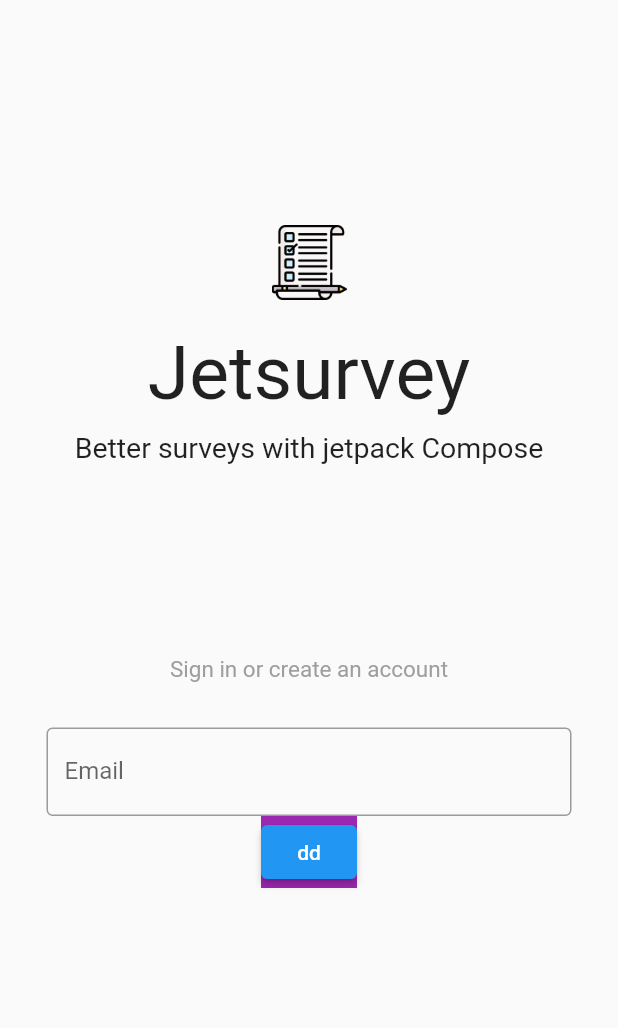
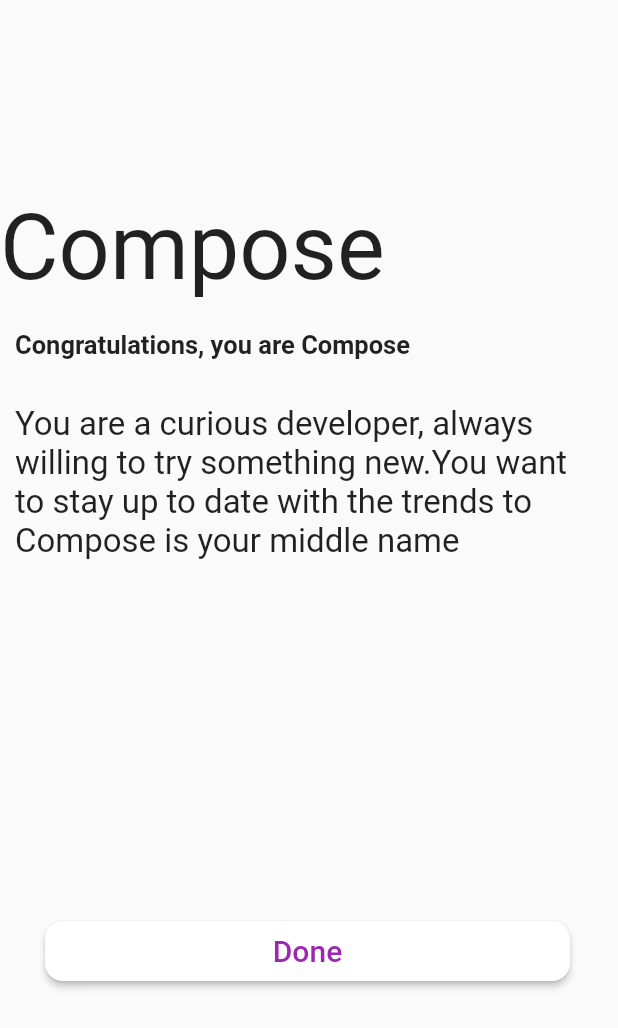
Before and after one commit to ParkJunSoung/flutter_jetsurvey, a Flutter app: the screen it shows after launch, on a phone screen of 412 x 824 dp. Shown: the top 1028 px of the screen. Run offline on Flutter 3.47's test engine with Material 2 defaults, Android fonts, the phone set to English and light mode, and no system bars.

Commit message:
composepage

```diff
--- a/lib/main.dart
+++ b/lib/main.dart
@@ -1,4 +1,5 @@
 import 'package:flutter/material.dart';
+import 'package:flutter_jetsurvey/ui/compose_page.dart';
 import 'package:flutter_jetsurvey/ui/home.dart';
 
 void main() {
@@ -23,7 +24,7 @@ class MyApp extends StatelessWidget {
         // is not restarted.
         primarySwatch: Colors.blue,
       ),
-      home: Home(),
+      home: ComeposePage(),
     );
   }
 }
--- /dev/null
+++ b/lib/ui/compose_page.dart
@@ -0,0 +1,63 @@
+import 'package:flutter/material.dart';
+import 'package:flutter_jetsurvey/ui/home.dart';
+
+class ComeposePage extends StatelessWidget {
+  const ComeposePage({Key key}) : super(key: key);
+
+  @override
+  Widget build(BuildContext context) {
+    return Scaffold(
+      body: Column(
+        crossAxisAlignment: CrossAxisAlignment.start,
+        children: [
+          Padding(
+            padding: const EdgeInsets.only(top: 130),
+            child: Text(
+              "Compose",
+              style: TextStyle(fontSize: 60),
+            ),
+          ),
+          Padding(
+            padding: const EdgeInsets.only(top: 20, left: 10),
+            child: Text(
+              "Congratulations, you are Compose",
+              style: TextStyle(fontSize: 17, fontWeight: FontWeight.bold),
+            ),
+          ),
+          Padding(
+            padding: const EdgeInsets.only(top: 30, left: 10),
+            child: Text(
+              'You are a curious developer, always \nwilling to try something new.You want \nto stay up to date with the trends to \nCompose is your middle name',
+              style: TextStyle(fontSize: 22),
+            ),
+          ),
+          Padding(
+            padding: const EdgeInsets.only(top: 240.0, left: 30),
+            child: SizedBox(
+              width: 350.0,
+              height: 40.0,
+              child: ElevatedButton(
+                style: ElevatedButton.styleFrom(
+                  primary: Colors.white.withOpacity(1.0),
+                  shape: RoundedRectangleBorder(
+                    borderRadius: BorderRadius.circular(12), // <-- Radius
+                  ),
+                ),
+                onPressed: () {
+                  Navigator.push(
+                    context,
+                    MaterialPageRoute(builder: (context) => Home()),
+                  );
+                },
+                child: Text(
+                  "Done",
+                  style: TextStyle(color: Colors.purple, fontSize: 20),
+                ),
+              ),
+            ),
+          ),
+        ],
+      ),
+    );
+  }
+}
--- a/pubspec.yaml
+++ b/pubspec.yaml
@@ -28,7 +28,8 @@ dependencies:
   # The following adds the Cupertino Icons font to your application.
   # Use with the CupertinoIcons class for iOS style icons.
   cupertino_icons: ^1.0.2
-
+  provider: ^5.0.0
+  intl: ^0.17.0
 dev_dependencies:
   flutter_test:
     sdk: flutter
```
Also changed, not shown: pubspec.lock.
